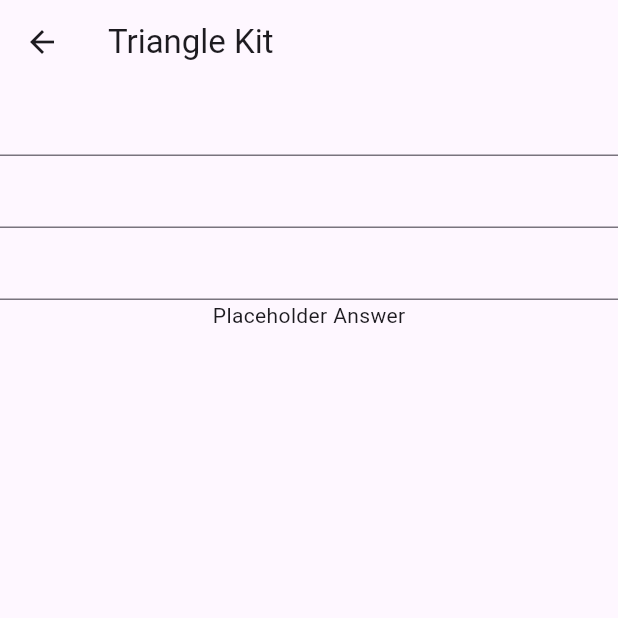
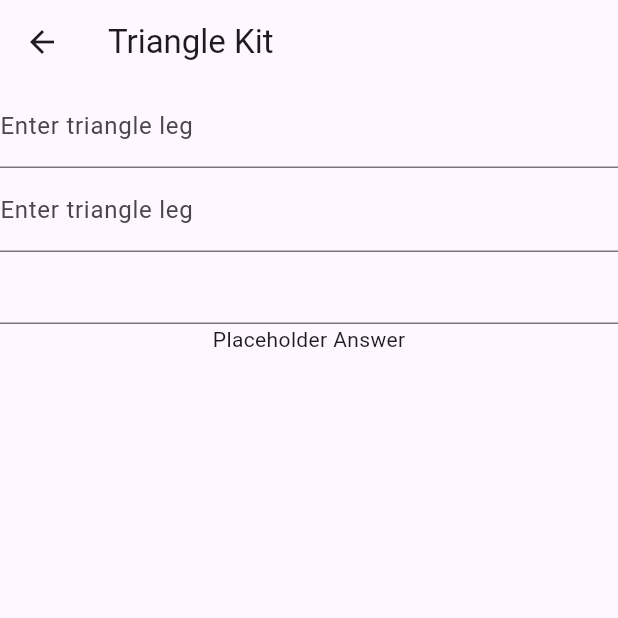
Before and after one commit to wijathemidja/mathsKit, a Flutter app: the TriangleApp screen opened directly, on a phone screen of 412 x 824 dp, the top half of it. Run offline on Flutter 3.47's test engine with Material 3 defaults, Android fonts, the light colour scheme and no system bars; missing offline and left inert: quadratic_solve.

Commit message:
added triangle stuff

```diff
--- a/lib/main.dart
+++ b/lib/main.dart
@@ -1,4 +1,3 @@
-import 'dart:ffi';
 
 import 'package:flutter/material.dart';
 import 'package:quadratic_solve/quadratic_solve.dart';
@@ -180,6 +179,11 @@ class TriangleApp extends StatefulWidget {
 class _TriangleAppState extends State<TriangleApp> {
   @override
   Widget build(BuildContext context) {
-    return Scaffold(appBar: AppBar(title: Text("Triangle Kit")), body: Column(children: [TextField(), TextField(), TextField(), Text("Placeholder Answer")],),);
+    return Scaffold(appBar: AppBar(title: Text("Triangle Kit")), body: Column(children: [
+      TextField(
+        decoration: InputDecoration(
+            label: Text("Enter triangle leg")),
+    ),
+      TextField(decoration: InputDecoration(label: Text("Enter triangle leg"))), TextField(), Text("Placeholder Answer")],),);
   }
 }
```
